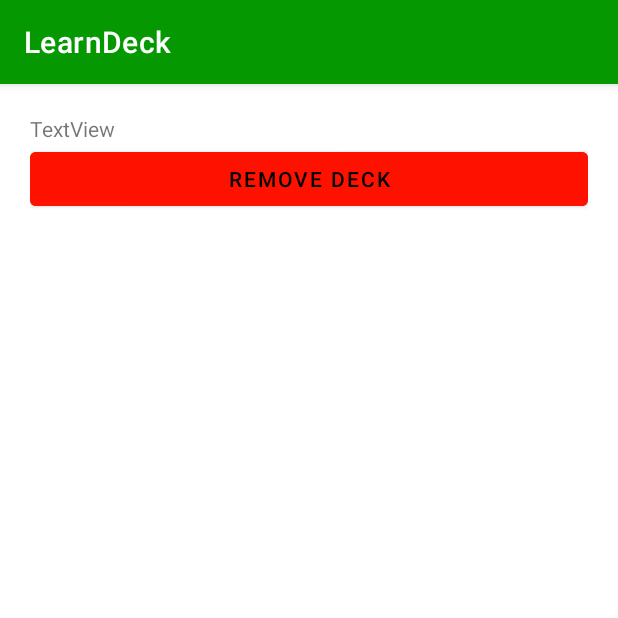
After one commit to jonaselmesten/learndeck-application, an Android app: the SettingsActivity screen opened directly, with no data from a screen before it, on a phone screen of 412 x 824 dp, the top half of it. The commit adds this screen. Run offline under Robolectric (Android 15) with nearby library versions, the phone set to English and light mode, and no system bars.

Commit message:
Added settings page to deck.

```diff
--- a/app/src/main/AndroidManifest.xml
+++ b/app/src/main/AndroidManifest.xml
@@ -9,6 +9,8 @@
             android:roundIcon="@mipmap/ic_launcher_round"
             android:supportsRtl="true"
             android:theme="@style/Theme.MyApplication">
+        <activity android:name="activity.SettingsActivity">
+        </activity>
         <activity android:name="activity.StudyActivity">
         </activity>
         <activity
--- a/app/src/main/java/activity/DeckActivity.java
+++ b/app/src/main/java/activity/DeckActivity.java
@@ -44,17 +44,19 @@ public class DeckActivity extends AppCompatActivity {
             //Buttons.
             Button studyButton = new Button(getApplicationContext());
             studyButton.setText("Study");
-            studyButton.setOnClickListener(new View.OnClickListener() {
-                @Override
-                public void onClick(View view) {
-                    Intent intent = new Intent(view.getContext(), StudyActivity.class);
-                    intent.putExtra("courseId", name);
-                    startActivity(intent);
-                }
+            studyButton.setOnClickListener(view -> {
+                Intent intent = new Intent(view.getContext(), StudyActivity.class);
+                intent.putExtra("courseId", name);
+                startActivity(intent);
             });
 
             ImageButton optionButton = new ImageButton(getApplicationContext());
             optionButton.setImageResource(R.drawable.logo);
+            optionButton.setOnClickListener(view -> {
+                Intent intent = new Intent(view.getContext(), SettingsActivity.class);
+                intent.putExtra("courseId", name);
+                startActivity(intent);
+            });
 
             LinearLayout layout = new LinearLayout(getApplicationContext());
             layout.setOrientation(LinearLayout.HORIZONTAL);
--- /dev/null
+++ b/app/src/main/java/activity/SettingsActivity.java
@@ -0,0 +1,15 @@
+package activity;
+
+import androidx.appcompat.app.AppCompatActivity;
+import android.os.Bundle;
+import com.example.learndeck.R;
+
+public class SettingsActivity extends AppCompatActivity {
+
+    @Override
+    protected void onCreate(Bundle savedInstanceState) {
+        super.onCreate(savedInstanceState);
+        setContentView(R.layout.activity_settings);
+
+    }
+}
--- /dev/null
+++ b/app/src/main/res/layout/activity_settings.xml
@@ -0,0 +1,45 @@
+<?xml version="1.0" encoding="utf-8"?>
+<androidx.constraintlayout.widget.ConstraintLayout
+        xmlns:android="http://schemas.android.com/apk/res/android"
+        xmlns:tools="http://schemas.android.com/tools"
+        xmlns:app="http://schemas.android.com/apk/res-auto"
+        android:layout_width="match_parent"
+        android:layout_height="match_parent"
+        tools:context="activity.SettingsActivity">
+    <FrameLayout
+            android:layout_margin="30px"
+            android:layout_width="match_parent"
+            android:layout_height="match_parent">
+
+        <ScrollView
+                android:layout_width="match_parent"
+                android:layout_height="match_parent">
+            <LinearLayout
+                    android:orientation="vertical"
+                    android:layout_width="match_parent"
+                    android:layout_height="wrap_content">
+                <LinearLayout
+                        android:orientation="horizontal"
+                        android:layout_width="match_parent"
+                        android:layout_height="match_parent">
+                    <TextView
+                            android:text="TextView"
+                            android:layout_width="wrap_content"
+                            android:layout_height="wrap_content" android:id="@+id/textView" android:layout_weight="1"/>
+                </LinearLayout>
+                <LinearLayout
+                        android:orientation="horizontal"
+                        android:layout_width="match_parent"
+                        android:layout_height="match_parent">
+                    <Button
+                            android:text="Remove deck"
+                            android:layout_width="wrap_content"
+                            android:textColor="@color/black"
+                            android:backgroundTint="@color/red"
+                            android:layout_height="wrap_content" android:id="@+id/button" android:layout_weight="1"/>
+                </LinearLayout>
+            </LinearLayout>
+        </ScrollView>
+
+    </FrameLayout>
+</androidx.constraintlayout.widget.ConstraintLayout>
```
